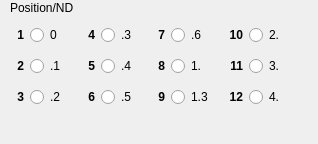
Above: nplab/instrument/stage/thorlabs_fw212c.ui from nanophotonics/nplab before the change. Below: the same form after it.
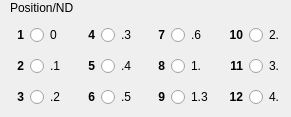
That is the form after the change.

Commit message: nothing really

What changed in the file:
```diff
--- a/nplab/instrument/stage/thorlabs_fw212c.ui
+++ b/nplab/instrument/stage/thorlabs_fw212c.ui
@@ -6,8 +6,8 @@
    <rect>
     <x>0</x>
     <y>0</y>
-    <width>318</width>
-    <height>144</height>
+    <width>291</width>
+    <height>117</height>
    </rect>
   </property>
   <property name="windowTitle">
```
The commit also changes 1 other file.
